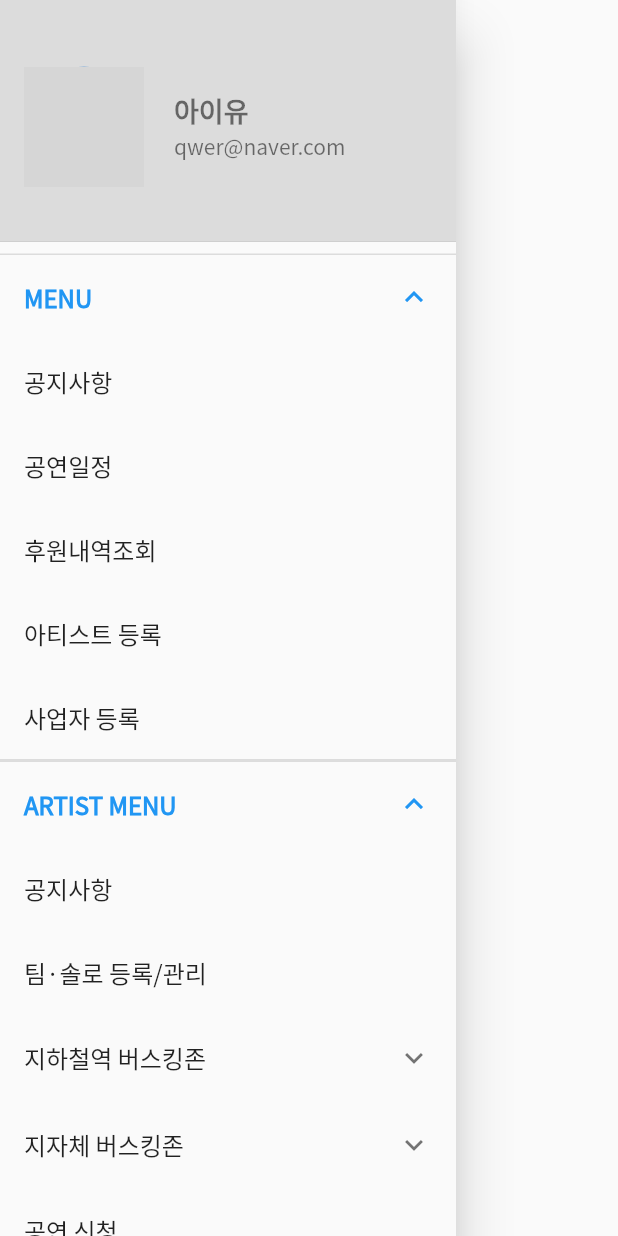
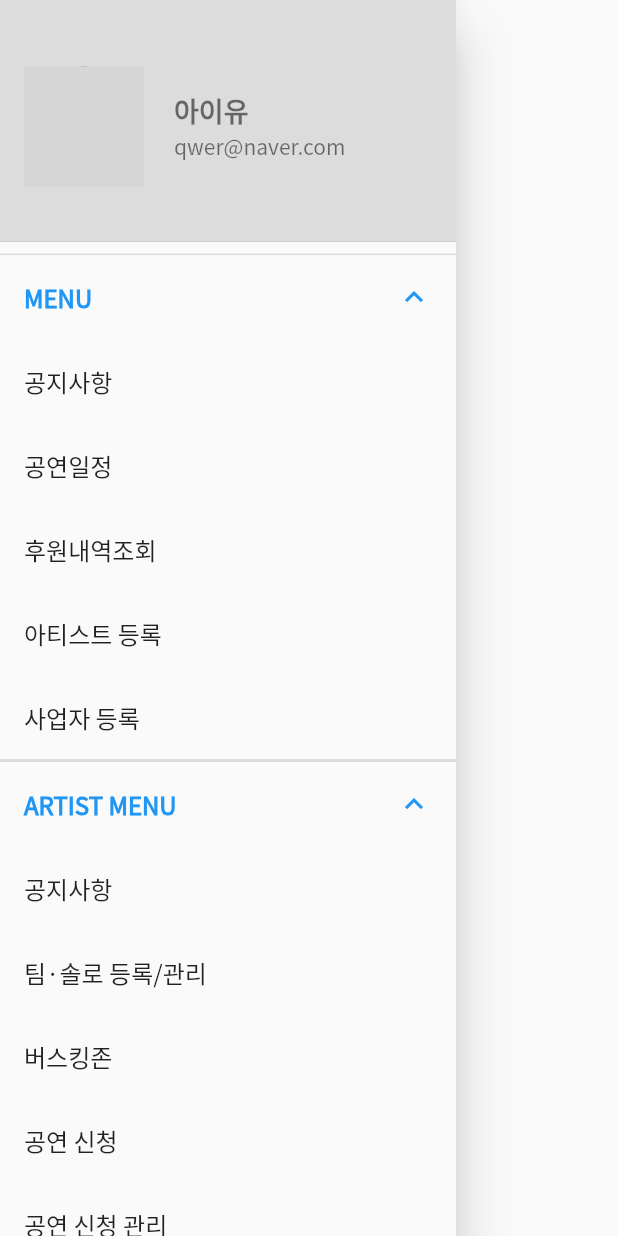
Before and after one commit to lcs9912/flutter_teamPro_indieSpot, a Flutter app: the MyDrawer widget shown alone on an empty page, opened directly, after a tap on "MENU", after a tap on "ARTIST MENU", on a phone screen of 412 x 824 dp. Run offline on Flutter 3.47's test engine with Material 2 defaults, Android fonts, the light colour scheme and no system bars; our stand-ins replace cloud_firestore, firebase_core, flutter_rating_bar, image_picker; accounts and stored records are empty; grey boxes are pictures that could not be loaded.

Commit message:
스팟 리스트 커밋

```diff
--- a/lib/baseBar.dart
+++ b/lib/baseBar.dart
@@ -1,5 +1,6 @@
 import 'package:flutter/material.dart';
 import 'package:indie_spot/buskingList.dart';
+import 'package:indie_spot/buskingSpotList.dart';
 
 import 'artistList.dart';
 
@@ -115,51 +116,11 @@ class _MyDrawerState extends State<MyDrawer> {
 
                 },
               ),
-              ExpansionTile(
-                  title: Text("지하철역 버스킹존"),
-                  children: [
-                    ListTile(
-                      title: Text("이용 신청"),
-                      onTap: () {
-
-                      },
-                    ),
-                    ListTile(
-                      title: Text("내 공연 일정"),
-                      onTap: () {
-
-                      },
-                    ),
-                    ListTile(
-                      title: Text("위치 안내"),
-                      onTap: () {
-
-                      },
-                    ),
-                  ],
-                ),
-              ExpansionTile(
-                title: Text("지자체 버스킹존"),
-                children: [
-                  ListTile(
-                    title: Text("이용 신청"),
-                    onTap: () {
-
-                    },
-                  ),
-                  ListTile(
-                    title: Text("내 공연 일정"),
-                    onTap: () {
-
-                    },
-                  ),
-                  ListTile(
-                    title: Text("위치 안내"),
-                    onTap: () {
-
-                    },
-                  ),
-                ],
+              ListTile(
+                title: Text('버스킹존'),
+                onTap: () {
+                  Navigator.of(context).push(MaterialPageRoute(builder: (context) => BuskingZoneList(),));
+                },
               ),
               ListTile(
                 title: Text('공연 신청'),
```
Also changed, not shown: lib/buskingReservation.dart (+9 -5 lines), lib/buskingSpotList.dart (+20 -14 lines), lib/spotDetailed.dart (added, +110 -0 lines).
